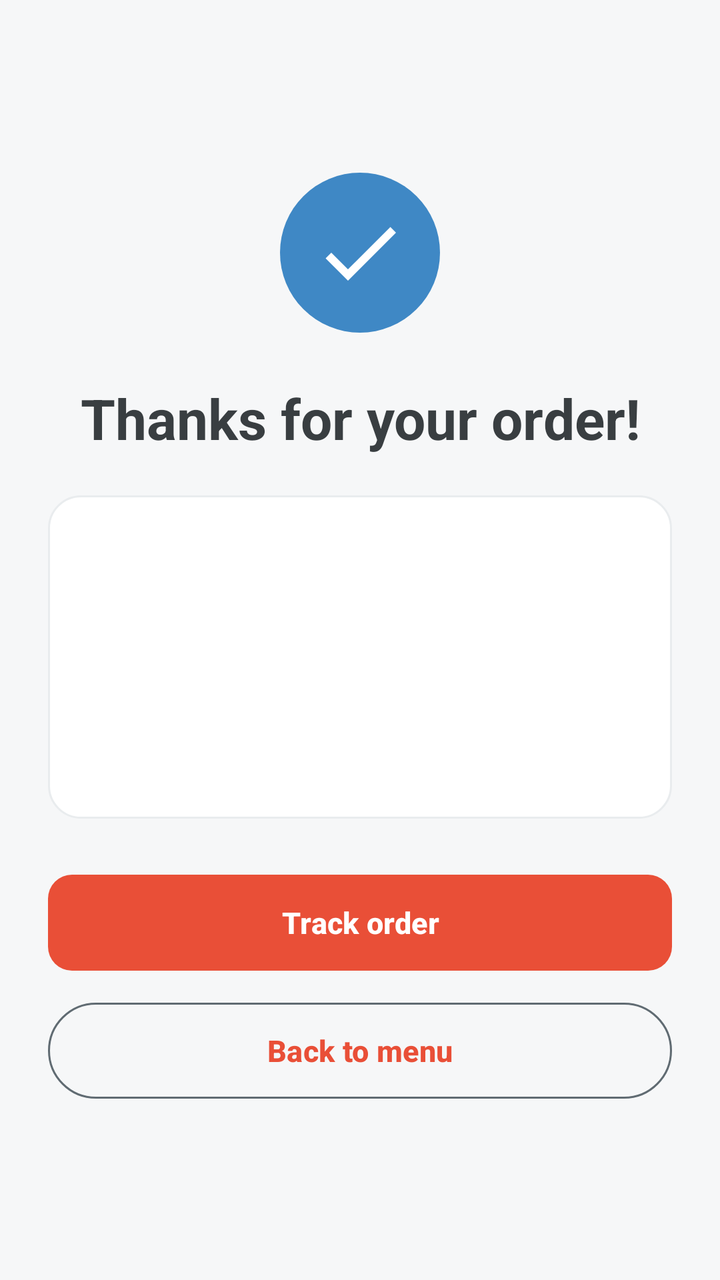
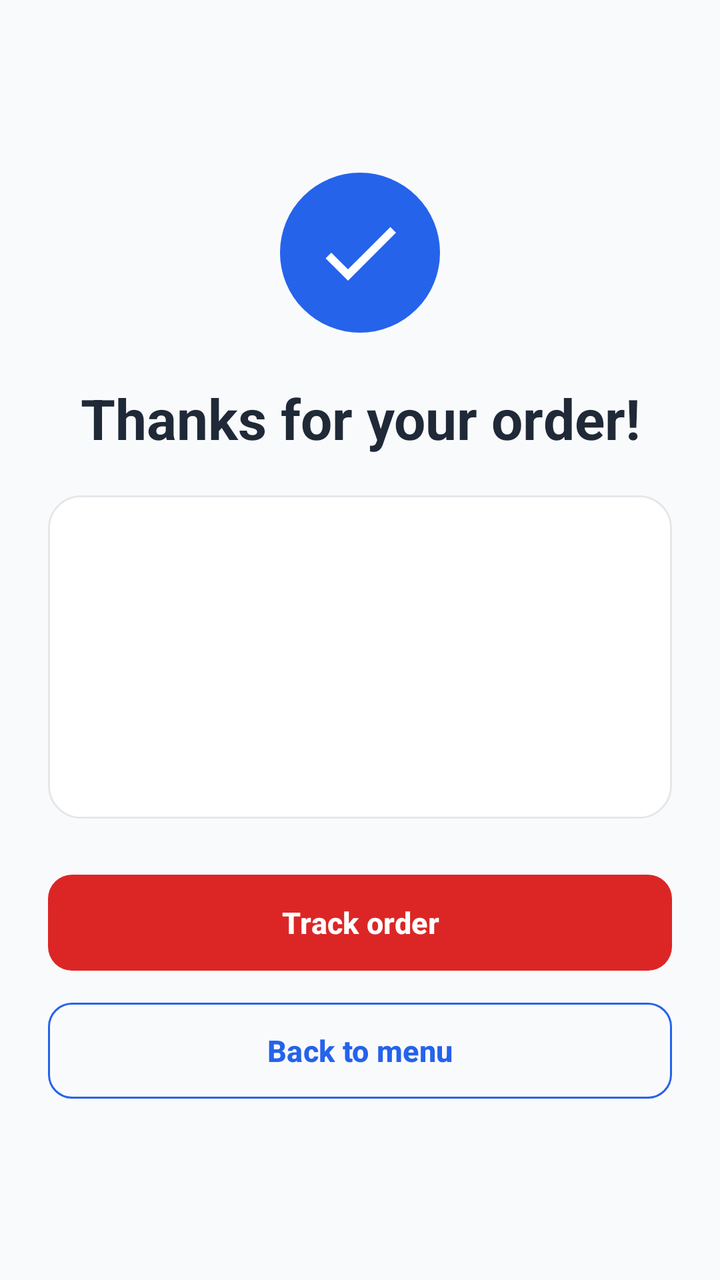

Before-and-after screenshots of an Android layout around one commit, followed by the original layout XML and the change that was made.
<!-- AndroidManifest.xml: application theme Theme.DeliveryApp -->
<!-- res/layout/activity_confirmation.xml -->
<?xml version="1.0" encoding="utf-8"?>
<ScrollView xmlns:android="http://schemas.android.com/apk/res/android" xmlns:app="http://schemas.android.com/apk/res-auto" android:layout_width="match_parent" android:layout_height="match_parent" android:fillViewport="true">
    <LinearLayout android:layout_width="match_parent" android:layout_height="wrap_content" android:gravity="center" android:orientation="vertical" android:padding="24dp">
        <FrameLayout android:layout_width="80dp" android:layout_height="80dp" android:background="@drawable/bg_circle_blue">
            <ImageView android:layout_width="48dp" android:layout_height="48dp" android:layout_gravity="center" android:src="@drawable/ic_check" app:tint="@color/white" android:contentDescription="Order confirmation"/>
        </FrameLayout>
        <TextView android:id="@+id/tvHeading" android:layout_width="match_parent" android:layout_height="wrap_content" android:gravity="center" android:layout_marginTop="24dp" android:text="Thanks for your order!" android:textAppearance="@style/Text.Page"/>
        <LinearLayout android:layout_width="match_parent" android:layout_height="wrap_content" android:orientation="vertical" android:padding="20dp" android:background="@drawable/bg_surface" android:layout_marginTop="20dp">
            <TextView android:id="@+id/tvOrderId" android:layout_width="match_parent" android:layout_height="wrap_content" android:textSize="22sp" android:textStyle="bold" android:textColor="@color/terracotta"/>
            <TextView android:id="@+id/tvOrderMeta" android:layout_width="match_parent" android:layout_height="wrap_content" android:layout_marginTop="6dp" android:textSize="16sp"/>
            <TextView android:id="@+id/tvOrderStatus" android:layout_width="match_parent" android:layout_height="wrap_content" android:layout_marginTop="12dp" android:textColor="@color/steel_blue" android:textStyle="bold" android:textSize="18sp"/>
            <TextView android:id="@+id/tvInfo" android:layout_width="match_parent" android:layout_height="wrap_content" android:layout_marginTop="8dp" android:textSize="15sp" android:lineSpacingExtra="4dp"/>
        </LinearLayout>
        <com.google.android.material.button.MaterialButton android:id="@+id/btnTrack" android:layout_width="match_parent" android:layout_height="wrap_content" android:minHeight="56dp" android:layout_marginTop="24dp" android:text="Track order"/>
        <com.google.android.material.button.MaterialButton android:id="@+id/btnDone" style="@style/Widget.Material3.Button.OutlinedButton" android:layout_width="match_parent" android:layout_height="wrap_content" android:minHeight="56dp" android:layout_marginTop="8dp" android:text="Back to menu"/>
    </LinearLayout>
</ScrollView>
<!-- resources referenced by this layout -->
<resources>
  <color name="steel_blue">#3F88C5</color>
  <color name="terracotta">#E94F37</color>
  <color name="white">#FFFFFF</color>
  <!-- drawable bg_circle_blue (drawable) -->
  <?xml version="1.0" encoding="utf-8"?>
  <shape xmlns:android="http://schemas.android.com/apk/res/android" android:shape="oval">
      <solid android:color="@color/steel_blue" />
  </shape>
  <!-- drawable bg_surface (drawable) -->
  <shape xmlns:android="http://schemas.android.com/apk/res/android"><solid android:color="?attr/colorSurface"/><corners android:radius="16dp"/><stroke android:width="1dp" android:color="@color/paper_variant"/></shape>
  <style name="Text.Page" parent="TextAppearance.Material3.HeadlineMedium">
          <item name="android:textColor">?attr/colorOnSurface</item><item name="android:textStyle">bold</item>
      </style>
  <style name="Theme.DeliveryApp" parent="Theme.Material3.Light.NoActionBar">
          <item name="materialButtonStyle">@style/Widget.App.PrimaryButton</item>
          <item name="colorPrimary">@color/terracotta</item>
          <item name="colorOnPrimary">@color/white</item>
          <item name="colorPrimaryContainer">@color/terracotta_soft</item>
          <item name="colorOnPrimaryContainer">@color/gunmetal</item>
          <item name="colorSecondary">@color/steel_blue</item>
          <item name="colorOnSecondary">@color/white</item>
          <item name="colorSecondaryContainer">@color/steel_blue_soft</item>
          <item name="colorOnSecondaryContainer">@color/gunmetal</item>
          <item name="colorTertiary">@color/gunmetal</item>
          <item name="colorSurface">@color/white</item>
          <item name="colorOnSurface">@color/gunmetal</item>
          <item name="colorSurfaceVariant">@color/paper_variant</item>
          <item name="colorOnSurfaceVariant">@color/gunmetal</item>
          <item name="colorOutline">@color/outline</item>
          <item name="colorError">@color/error_red</item>
          <item name="android:colorBackground">@color/paper</item>
          <item name="android:textColorPrimary">@color/gunmetal</item>
          <item name="android:statusBarColor">@color/gunmetal</item>
          <item name="android:windowLightStatusBar">false</item>
      </style>
  <color name="paper_variant">#E9ECEE</color>
  <style name="Widget.App.PrimaryButton" parent="Widget.Material3.Button">
          <item name="cornerRadius">12dp</item><item name="android:textSize">15sp</item>
          <item name="android:minHeight">56dp</item><item name="android:textStyle">bold</item>
      </style>
  <color name="terracotta_soft">#FFF1ED</color>
  <color name="gunmetal">#393E41</color>
  <color name="steel_blue_soft">#DDEBF7</color>
  <color name="outline">#606B72</color>
  <color name="error_red">#B3261E</color>
  <color name="paper">#F6F7F8</color>
  <!-- unchanged entries left out for length: 1 -->
</resources>

<!-- the commit's change to res/layout/activity_confirmation.xml (unified diff, before → after) -->
@@ -12,6 +12,6 @@
             <TextView android:id="@+id/tvInfo" android:layout_width="match_parent" android:layout_height="wrap_content" android:layout_marginTop="8dp" android:textSize="15sp" android:lineSpacingExtra="4dp"/>
         </LinearLayout>
         <com.google.android.material.button.MaterialButton android:id="@+id/btnTrack" android:layout_width="match_parent" android:layout_height="wrap_content" android:minHeight="56dp" android:layout_marginTop="24dp" android:text="Track order"/>
-        <com.google.android.material.button.MaterialButton android:id="@+id/btnDone" style="@style/Widget.Material3.Button.OutlinedButton" android:layout_width="match_parent" android:layout_height="wrap_content" android:minHeight="56dp" android:layout_marginTop="8dp" android:text="Back to menu"/>
+        <com.google.android.material.button.MaterialButton android:id="@+id/btnDone" style="@style/Widget.App.SecondaryButton" android:layout_width="match_parent" android:layout_height="wrap_content" android:minHeight="56dp" android:layout_marginTop="8dp" android:text="Back to menu"/>
     </LinearLayout>
 </ScrollView>
<!-- resource entries referenced after the edit -->
@@ -1,8 +1,8 @@
 <!-- resources referenced by this layout -->
 <resources>
-  <color name="steel_blue">#3F88C5</color>
-  <color name="terracotta">#E94F37</color>
-  <color name="white">#FFFFFF</color>
+  <color name="steel_blue">@color/brand_blue</color>
+  <color name="terracotta">@color/brand_red</color>
+  <color name="white">@color/surface</color>
   <!-- drawable bg_circle_blue (drawable) -->
   <?xml version="1.0" encoding="utf-8"?>
   <shape xmlns:android="http://schemas.android.com/apk/res/android" android:shape="oval">
@@ -11,41 +11,61 @@
   <!-- drawable bg_surface (drawable) -->
   <shape xmlns:android="http://schemas.android.com/apk/res/android"><solid android:color="?attr/colorSurface"/><corners android:radius="16dp"/><stroke android:width="1dp" android:color="@color/paper_variant"/></shape>
   <style name="Text.Page" parent="TextAppearance.Material3.HeadlineMedium">
-          <item name="android:textColor">?attr/colorOnSurface</item><item name="android:textStyle">bold</item>
+          <item name="android:textColor">?attr/colorOnSurface</item>
+          <item name="android:textStyle">bold</item>
+      </style>
+  <style name="Widget.App.SecondaryButton" parent="Widget.Material3.Button.OutlinedButton">
+          <item name="cornerRadius">12dp</item>
+          <item name="strokeColor">@color/brand_blue</item>
+          <item name="android:textColor">@color/brand_blue</item>
+          <item name="iconTint">@color/brand_blue</item>
       </style>
   <style name="Theme.DeliveryApp" parent="Theme.Material3.Light.NoActionBar">
           <item name="materialButtonStyle">@style/Widget.App.PrimaryButton</item>
-          <item name="colorPrimary">@color/terracotta</item>
-          <item name="colorOnPrimary">@color/white</item>
-          <item name="colorPrimaryContainer">@color/terracotta_soft</item>
-          <item name="colorOnPrimaryContainer">@color/gunmetal</item>
-          <item name="colorSecondary">@color/steel_blue</item>
-          <item name="colorOnSecondary">@color/white</item>
-          <item name="colorSecondaryContainer">@color/steel_blue_soft</item>
-          <item name="colorOnSecondaryContainer">@color/gunmetal</item>
-          <item name="colorTertiary">@color/gunmetal</item>
-          <item name="colorSurface">@color/white</item>
-          <item name="colorOnSurface">@color/gunmetal</item>
-          <item name="colorSurfaceVariant">@color/paper_variant</item>
-          <item name="colorOnSurfaceVariant">@color/gunmetal</item>
-          <item name="colorOutline">@color/outline</item>
+          <item name="materialButtonOutlinedStyle">@style/Widget.App.SecondaryButton</item>
+          <item name="colorPrimary">@color/brand_red</item>
+          <item name="colorOnPrimary">@color/surface</item>
+          <item name="colorPrimaryContainer">@color/brand_red_tint</item>
+          <item name="colorOnPrimaryContainer">@color/neutral_dark</item>
+          <item name="colorSecondary">@color/brand_blue</item>
+          <item name="colorOnSecondary">@color/surface</item>
+          <item name="colorSecondaryContainer">@color/brand_blue_tint</item>
+          <item name="colorOnSecondaryContainer">@color/neutral_dark</item>
+          <item name="colorTertiary">@color/neutral_primary</item>
+          <item name="colorSurface">@color/surface</item>
+          <item name="colorOnSurface">@color/neutral_dark</item>
+          <item name="colorSurfaceVariant">@color/neutral_border</item>
+          <item name="colorOnSurfaceVariant">@color/neutral_medium</item>
+          <item name="colorOutline">@color/neutral_medium</item>
           <item name="colorError">@color/error_red</item>
-          <item name="android:colorBackground">@color/paper</item>
-          <item name="android:textColorPrimary">@color/gunmetal</item>
-          <item name="android:statusBarColor">@color/gunmetal</item>
+          <item name="android:colorBackground">@color/page_background</item>
+          <item name="android:textColorPrimary">@color/neutral_dark</item>
+          <item name="android:statusBarColor">@color/brand_blue_dark</item>
+          <item name="android:navigationBarColor">@color/page_background</item>
           <item name="android:windowLightStatusBar">false</item>
+          <item name="android:windowLightNavigationBar">true</item>
       </style>
-  <color name="paper_variant">#E9ECEE</color>
+  <color name="brand_blue">#2563EB</color>
+  <color name="brand_red">#DC2626</color>
+  <color name="surface">#FFFFFF</color>
+  <color name="paper_variant">@color/neutral_border</color>
   <style name="Widget.App.PrimaryButton" parent="Widget.Material3.Button">
-          <item name="cornerRadius">12dp</item><item name="android:textSize">15sp</item>
-          <item name="android:minHeight">56dp</item><item name="android:textStyle">bold</item>
+          <item name="cornerRadius">12dp</item>
+          <item name="android:textSize">15sp</item>
+          <item name="android:minHeight">56dp</item>
+          <item name="android:textStyle">bold</item>
+          <item name="backgroundTint">@color/brand_red</item>
+          <item name="android:textColor">@color/surface</item>
       </style>
-  <color name="terracotta_soft">#FFF1ED</color>
-  <color name="gunmetal">#393E41</color>
-  <color name="steel_blue_soft">#DDEBF7</color>
-  <color name="outline">#606B72</color>
-  <color name="error_red">#B3261E</color>
-  <color name="paper">#F6F7F8</color>
+  <color name="brand_red_tint">#FEE2E2</color>
+  <color name="neutral_dark">#1F2937</color>
+  <color name="brand_blue_tint">#DBEAFE</color>
+  <color name="neutral_primary">#4B5563</color>
+  <color name="neutral_border">#E5E7EB</color>
+  <color name="neutral_medium">#6B7280</color>
+  <color name="error_red">#B91C1C</color>
+  <color name="page_background">#F9FAFB</color>
+  <color name="brand_blue_dark">#1E40AF</color>
   <!-- unchanged entries left out for length: 1 -->
 </resources>
 
